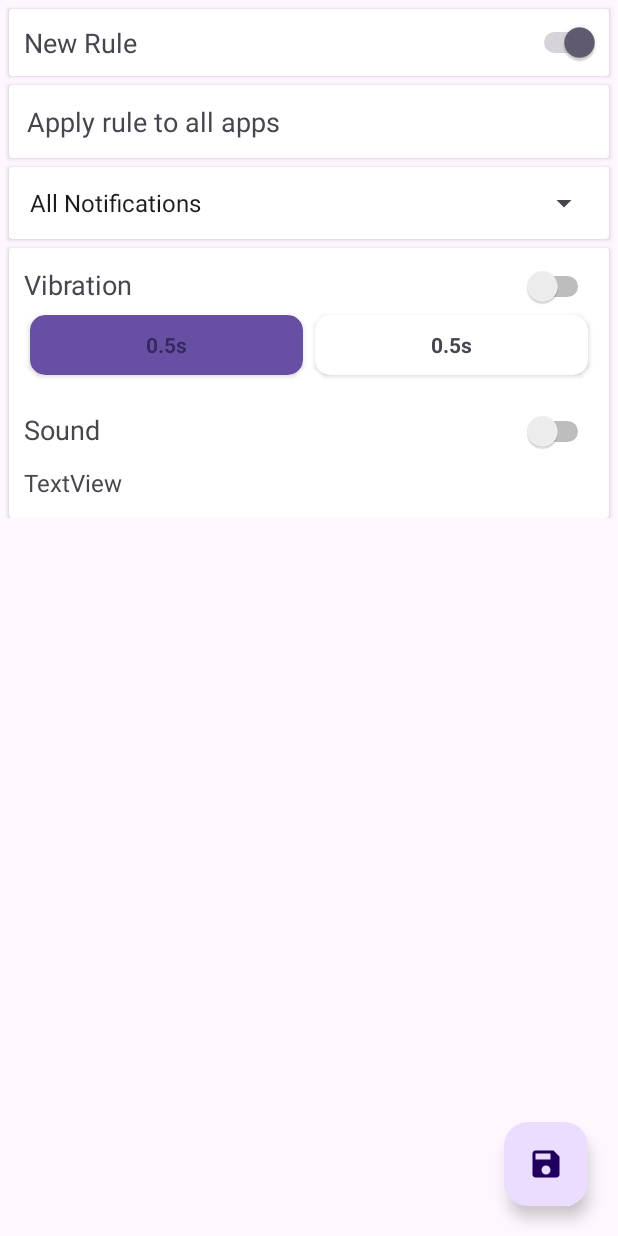
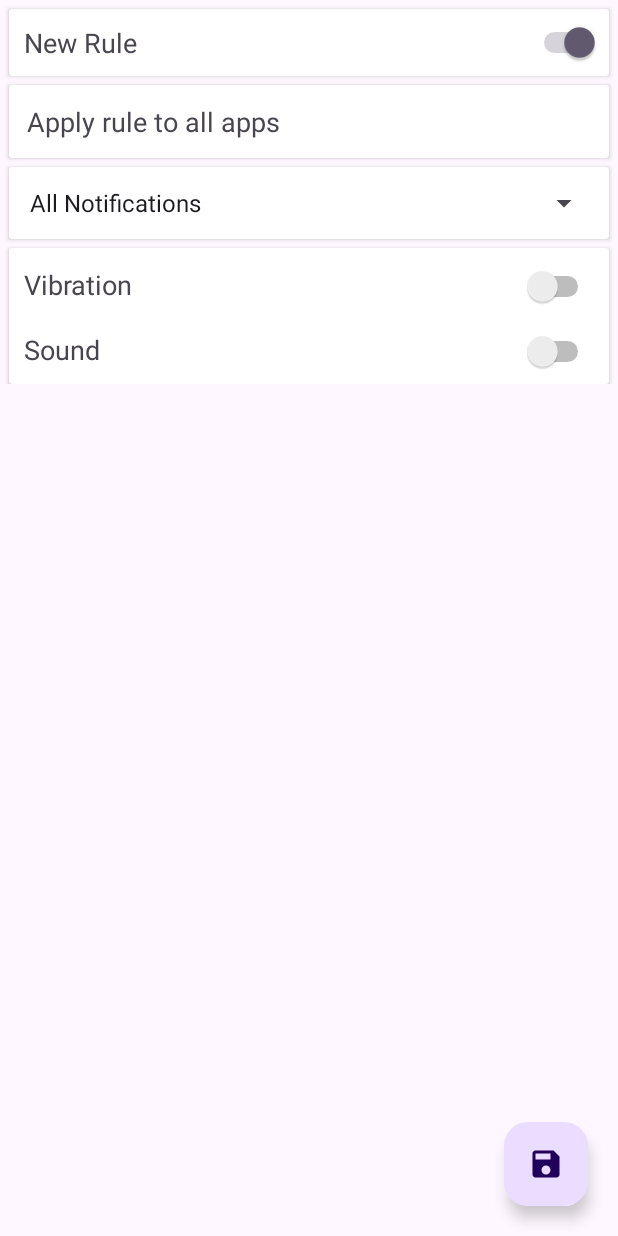
Before and after one commit to JulienToumieh/notifly, an Android app: the MainActivity screen opened directly, with no data from a screen before it, after a tap on an icon or button, on a phone screen of 412 x 824 dp. Run offline under Robolectric (Android 15) with nearby library versions, the phone set to English and light mode, and no system bars; 2 statements that could not run were skipped.

Commit message:
Feature: Added vibration & sound toggle functionality

```diff
--- a/app/src/main/java/com/thatonedev/notifly/MainActivity.kt
+++ b/app/src/main/java/com/thatonedev/notifly/MainActivity.kt
@@ -48,7 +48,7 @@ class MainActivity : AppCompatActivity(), RuleComponent.OnDataPass{
         refreshRules(loadRulesFromFile(this))
 
         findViewById<FloatingActionButton>(R.id.add_rule_btn).setOnClickListener {
-            createRule(this, "New Rule",true ,"[]", "", "", "All Notifications", "[]", "OR")
+            createRule(this, "New Rule",true ,"[]", false, "", false, "", "All Notifications", "[]", "OR")
 
             val ruleId = loadRulesFromFile(this).length() - 1
             editRule(ruleId)
@@ -62,14 +62,16 @@ class MainActivity : AppCompatActivity(), RuleComponent.OnDataPass{
         recyclerView.adapter = adapter
     }
 
-    private fun createRule(context: Context, name: String, active: Boolean, apps: String, vibration: String, sound: String, containsType: String, containsData: String, containsOperation: String) {
+    private fun createRule(context: Context, name: String, active: Boolean, apps: String, vibration: Boolean, vibrationPattern: String, sound: Boolean, selectedSound: String,containsType: String, containsData: String, containsOperation: String) {
         val rulesArray = loadRulesFromFile(context)
         val newRule = JSONObject().apply {
             put("name", name)
             put("active", active)
             put("apps", apps)
             put("vibration", vibration)
+            put("vibrationPattern", vibrationPattern)
             put("sound", sound)
+            put("selectedSound", selectedSound)
             put("filterType", containsType) // ALL Notifications, Content, Title, Text
             put("keywordOperation", containsOperation) // AND, OR
             put("keywordInclusion", true)
--- a/app/src/main/java/com/thatonedev/notifly/activities/EditRuleActivity.kt
+++ b/app/src/main/java/com/thatonedev/notifly/activities/EditRuleActivity.kt
@@ -77,7 +77,40 @@ class EditRuleActivity : AppCompatActivity() {
         val ruleAppDisplayContainer = findViewById<ConstraintLayout>(R.id.edit_rule_app_display_container)
 
 
+        val ruleToggleVibrationSwitch = findViewById<Switch>(R.id.edit_rule_toggle_vibration_switch)
+        if (rule.getBoolean("vibration")){
+            findViewById<ConstraintLayout>(R.id.edit_rule_edit_vibration_container).visibility = View.VISIBLE
+        } else {
+            findViewById<ConstraintLayout>(R.id.edit_rule_edit_vibration_container).visibility = View.GONE
+        }
+        ruleToggleVibrationSwitch.isChecked = rule.getBoolean("vibration")
 
+
+        ruleToggleVibrationSwitch.setOnCheckedChangeListener { _, isChecked ->
+            rule.put("vibration", isChecked)
+            if (isChecked){
+                findViewById<ConstraintLayout>(R.id.edit_rule_edit_vibration_container).visibility = View.VISIBLE
+            } else {
+                findViewById<ConstraintLayout>(R.id.edit_rule_edit_vibration_container).visibility = View.GONE
+            }
+        }
+
+        val ruleToggleSoundSwitch = findViewById<Switch>(R.id.edit_rule_toggle_sound_switch)
+        if (rule.getBoolean("sound")){
+            findViewById<ConstraintLayout>(R.id.edit_rule_edit_sound_container).visibility = View.VISIBLE
+        } else {
+            findViewById<ConstraintLayout>(R.id.edit_rule_edit_sound_container).visibility = View.GONE
+        }
+        ruleToggleSoundSwitch.isChecked = rule.getBoolean("sound")
+
+        ruleToggleSoundSwitch.setOnCheckedChangeListener { _, isChecked ->
+            rule.put("sound", isChecked)
+            if (isChecked){
+                findViewById<ConstraintLayout>(R.id.edit_rule_edit_sound_container).visibility = View.VISIBLE
+            } else {
+                findViewById<ConstraintLayout>(R.id.edit_rule_edit_sound_container).visibility = View.GONE
+            }
+        }
 
 
 
--- a/app/src/main/res/layout/activity_edit_rule.xml
+++ b/app/src/main/res/layout/activity_edit_rule.xml
@@ -217,17 +217,25 @@
                     app:layout_constraintEnd_toEndOf="parent">
 
 
-                <LinearLayout
-                        android:orientation="horizontal"
+                <androidx.constraintlayout.widget.ConstraintLayout
                         android:layout_width="match_parent"
-                        android:padding="4dp"
-                        android:id="@+id/edit_rule_vibration_step_container"
-                        android:layout_height="wrap_content"
-                        app:layout_constraintTop_toBottomOf="@+id/textView11" app:layout_constraintEnd_toEndOf="parent"
+                        android:layout_height="wrap_content" android:id="@+id/edit_rule_edit_vibration_container"
+                        app:layout_constraintTop_toBottomOf="@+id/edit_rule_toggle_vibration_switch"
+                        app:layout_constraintEnd_toEndOf="parent"
                         app:layout_constraintStart_toStartOf="parent">
 
+                    <LinearLayout
+                            android:orientation="horizontal"
+                            android:layout_width="match_parent"
+                            android:layout_margin="4dp"
+                            android:id="@+id/edit_rule_vibration_step_container"
+                            android:layout_height="wrap_content" app:layout_constraintTop_toTopOf="parent"
+                            app:layout_constraintStart_toStartOf="parent" app:layout_constraintEnd_toEndOf="parent"
+                            app:layout_constraintBottom_toBottomOf="parent">
 
-                </LinearLayout>
+
+                    </LinearLayout>
+                </androidx.constraintlayout.widget.ConstraintLayout>
 
                 <TextView
                         android:text="Vibration"
@@ -237,12 +245,12 @@
                         android:layout_margin="4dp"
                         android:id="@+id/textView11"
                         app:layout_constraintTop_toTopOf="parent" app:layout_constraintStart_toStartOf="parent"
-                        app:layout_constraintEnd_toStartOf="@+id/edit_rule_toggle_vibration_button"/>
+                        app:layout_constraintEnd_toStartOf="@+id/edit_rule_toggle_vibration_switch"/>
                 <Switch
                         android:layout_width="wrap_content"
                         android:layout_height="wrap_content"
                         android:layout_margin="4dp"
-                        android:id="@+id/edit_rule_toggle_vibration_button"
+                        android:id="@+id/edit_rule_toggle_vibration_switch"
                         app:layout_constraintEnd_toEndOf="parent" app:layout_constraintTop_toTopOf="parent"/>
             </androidx.constraintlayout.widget.ConstraintLayout>
 
@@ -261,18 +269,19 @@
                         android:layout_margin="4dp"
                         android:id="@+id/textView16"
                         app:layout_constraintTop_toTopOf="parent" app:layout_constraintStart_toStartOf="parent"
-                        app:layout_constraintEnd_toStartOf="@+id/edit_rule_toggle_sound_button"/>
+                        app:layout_constraintEnd_toStartOf="@+id/edit_rule_toggle_sound_switch"/>
                 <Switch
                         android:layout_width="wrap_content"
                         android:layout_height="wrap_content"
                         android:layout_margin="4dp"
-                        android:id="@+id/edit_rule_toggle_sound_button"
+                        android:id="@+id/edit_rule_toggle_sound_switch"
                         app:layout_constraintEnd_toEndOf="parent" app:layout_constraintTop_toTopOf="parent"/>
                 <androidx.constraintlayout.widget.ConstraintLayout
                         android:layout_width="match_parent"
                         android:layout_height="match_parent"
+                        android:id="@+id/edit_rule_edit_sound_container"
                         android:layout_margin="4dp"
-                        app:layout_constraintTop_toBottomOf="@+id/edit_rule_toggle_sound_button"
+                        app:layout_constraintTop_toBottomOf="@+id/edit_rule_toggle_sound_switch"
                         app:layout_constraintStart_toStartOf="parent" app:layout_constraintEnd_toEndOf="parent">
 
                     <TextView
```
